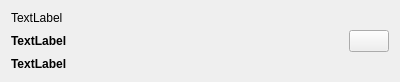
jorge-barroso/harvesttimer-qt, file favouritewidget.ui: the form before one commit.
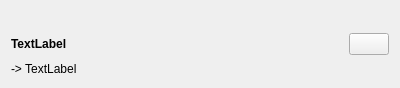
The form after the commit. Icons and pictures are not drawn.

```diff
--- a/favouritewidget.ui
+++ b/favouritewidget.ui
@@ -7,24 +7,18 @@
     <x>0</x>
     <y>0</y>
     <width>400</width>
-    <height>74</height>
+    <height>88</height>
    </rect>
   </property>
   <property name="windowTitle">
    <string>Dialog</string>
   </property>
-  <layout class="QGridLayout" name="gridLayout">
-   <item row="0" column="0">
-    <widget class="QLabel" name="organization_label">
-     <property name="text">
-      <string>TextLabel</string>
-     </property>
-    </widget>
-   </item>
+  <layout class="QGridLayout" name="gridLayout" rowstretch="0,0">
    <item row="1" column="0">
     <widget class="QLabel" name="project_label">
      <property name="font">
       <font>
+       <weight>75</weight>
        <bold>true</bold>
       </font>
      </property>
@@ -37,11 +31,12 @@
     <widget class="QLabel" name="task_label">
      <property name="font">
       <font>
-       <bold>true</bold>
+       <weight>50</weight>
+       <bold>false</bold>
       </font>
      </property>
      <property name="text">
-      <string>TextLabel</string>
+      <string>-&gt; TextLabel</string>
      </property>
     </widget>
    </item>
```
